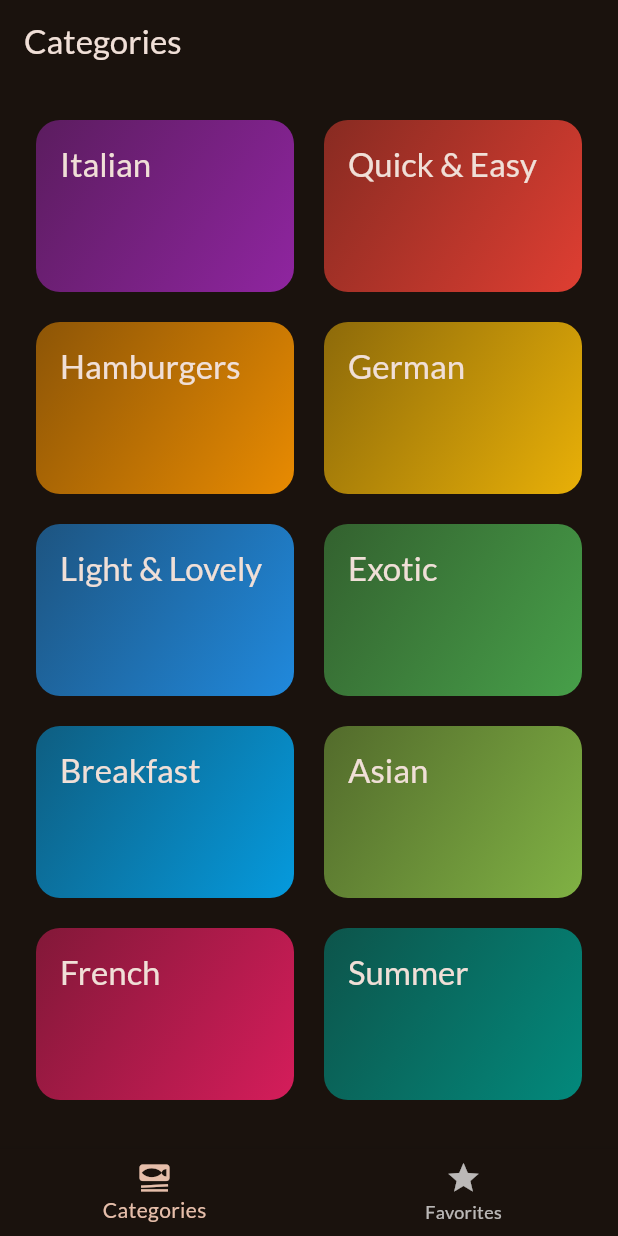
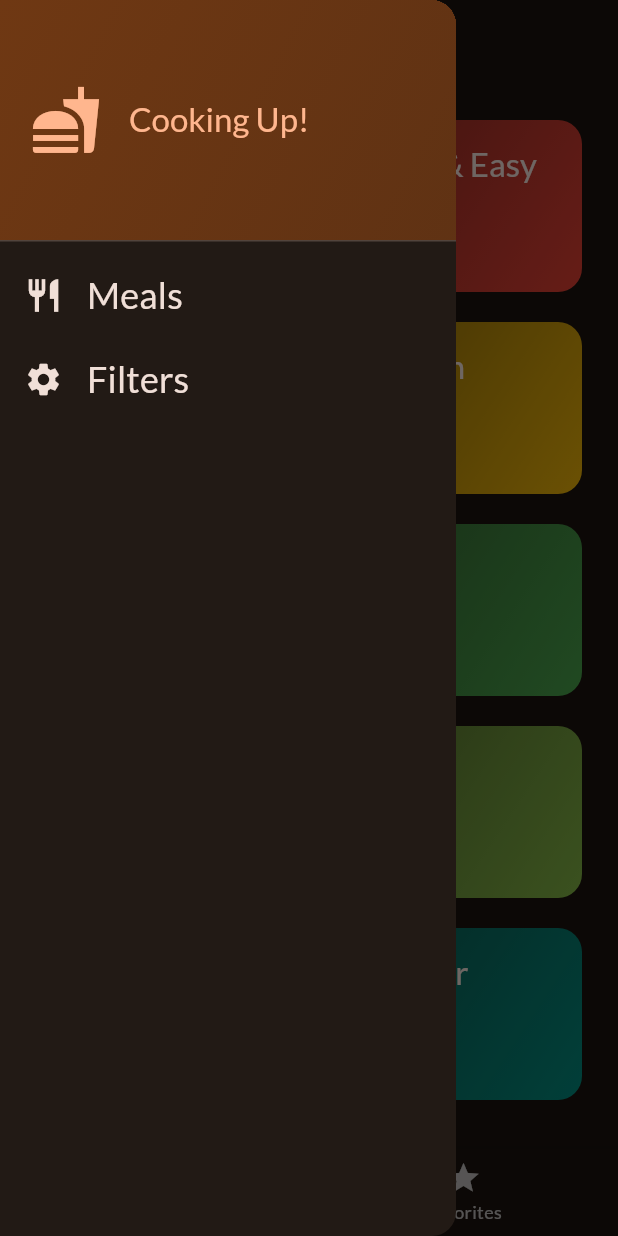
Before and after one commit to Sebsprograms/meals, a Flutter app: the screen it shows after launch, with the side drawer open (before the commit the screen has no drawer), on a phone screen of 412 x 824 dp. Run offline on Flutter 3.47's test engine with Material 2 defaults, Android fonts, the phone set to English and light mode, and no system bars; our stand-ins replace google_fonts, transparent_image.

Commit message:
Set up main drawer for menu options

```diff
--- a/lib/screens/tabs.dart
+++ b/lib/screens/tabs.dart
@@ -3,6 +3,7 @@ import 'package:meals/data/dummy_data.dart';
 import 'package:meals/models/meal.dart';
 import 'package:meals/screens/categories.dart';
 import 'package:meals/screens/meals.dart';
+import 'package:meals/widgets/main_drawer.dart';
 
 class TabsScreen extends StatefulWidget {
   const TabsScreen({super.key});
@@ -46,6 +47,13 @@ class _TabsScreenState extends State<TabsScreen> {
     }
   }
 
+  void _setScreen(String identifier) {
+    if (identifier == 'filters') {
+    } else {
+      Navigator.of(context).pop();
+    }
+  }
+
   @override
   Widget build(BuildContext context) {
     Widget activePage = CategoriesScreen(
@@ -63,6 +71,7 @@ class _TabsScreenState extends State<TabsScreen> {
       appBar: AppBar(
         title: Text(activePageTitle),
       ),
+      drawer: MainDrawer(onSelectScreen: _setScreen),
       body: activePage,
       bottomNavigationBar: BottomNavigationBar(
         onTap: _selectPage,
--- /dev/null
+++ b/lib/widgets/main_drawer.dart
@@ -0,0 +1,79 @@
+import 'package:flutter/material.dart';
+
+class MainDrawer extends StatelessWidget {
+  const MainDrawer({
+    super.key,
+    required this.onSelectScreen,
+  });
+
+  final void Function(String identifier) onSelectScreen;
+
+  @override
+  Widget build(BuildContext context) {
+    return Drawer(
+      child: Column(children: [
+        DrawerHeader(
+          padding: const EdgeInsets.all(20),
+          decoration: BoxDecoration(
+            gradient: LinearGradient(
+              colors: [
+                Theme.of(context).colorScheme.primaryContainer,
+                Theme.of(context).colorScheme.primaryContainer.withOpacity(0.8),
+              ],
+              begin: Alignment.topLeft,
+              end: Alignment.bottomRight,
+            ),
+          ),
+          child: Row(children: [
+            Icon(
+              Icons.fastfood,
+              size: 48,
+              color: Theme.of(context).colorScheme.primary,
+            ),
+            const SizedBox(width: 18),
+            Text(
+              'Cooking Up!',
+              style: Theme.of(context).textTheme.titleLarge!.copyWith(
+                    color: Theme.of(context).colorScheme.primary,
+                  ),
+            ),
+          ]),
+        ),
+        ListTile(
+          leading: Icon(
+            Icons.restaurant,
+            size: 26,
+            color: Theme.of(context).colorScheme.onBackground,
+          ),
+          title: Text(
+            'Meals',
+            style: Theme.of(context).textTheme.titleSmall!.copyWith(
+                  color: Theme.of(context).colorScheme.onBackground,
+                  fontSize: 24,
+                ),
+          ),
+          onTap: () => {
+            onSelectScreen('meals'),
+          },
+        ),
+        ListTile(
+          leading: Icon(
+            Icons.settings,
+            size: 26,
+            color: Theme.of(context).colorScheme.onBackground,
+          ),
+          title: Text(
+            'Filters',
+            style: Theme.of(context).textTheme.titleSmall!.copyWith(
+                  color: Theme.of(context).colorScheme.onBackground,
+                  fontSize: 24,
+                ),
+          ),
+          onTap: () => {
+            onSelectScreen('filters'),
+          },
+        ),
+      ]),
+    );
+  }
+}
```
